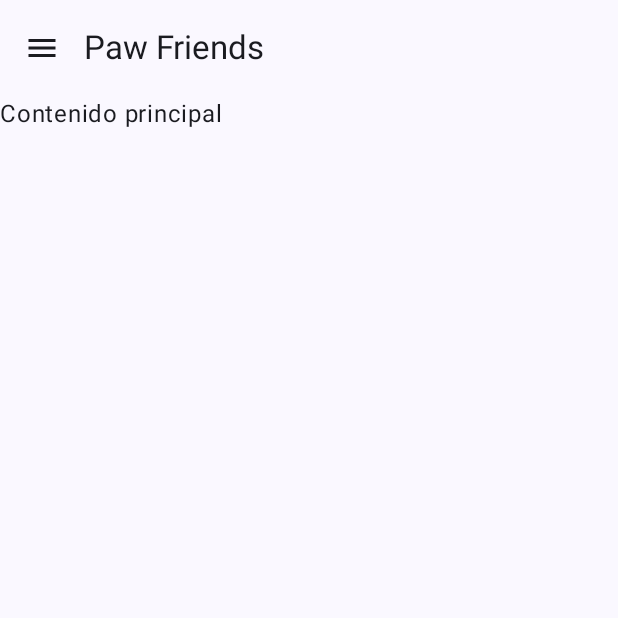
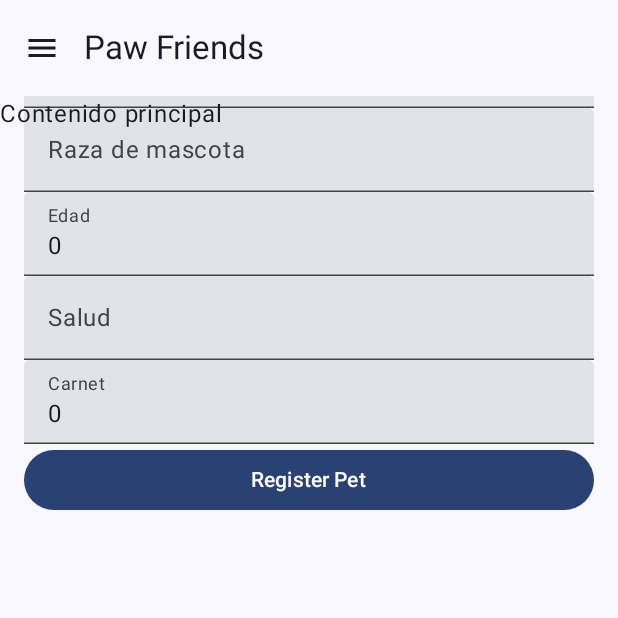
Before and after one commit to EnmaRamirez/App_PawFriends, an Android app built with Jetpack Compose: the screen it shows after launch (PantallaPrincipalActivity), after a tap on "Contenidos", on a phone screen of 412 x 824 dp, the top half of it. Run offline under Robolectric (Android 15) with nearby library versions, the light colour scheme and no system bars; our stand-ins replace Firebase (no records; nobody signed in at launch, a user with empty details on screens opened directly).

Commit message:
Cuarto commit

```diff
--- a/app/src/main/AndroidManifest.xml
+++ b/app/src/main/AndroidManifest.xml
@@ -17,11 +17,7 @@
             android:exported="false"
             android:label="@string/title_activity_pantalla_principal"
             android:theme="@style/Theme.PawFriends" />
-        <activity
-            android:name=".ListActivity2"
-            android:exported="false"
-            android:label="@string/title_activity_list2"
-            android:theme="@style/Theme.PawFriends" />
+
         <activity
             android:name=".MainActivity"
             android:exported="true"
--- a/app/src/main/java/com/enma/pawfriends/Destinos.kt
+++ b/app/src/main/java/com/enma/pawfriends/Destinos.kt
@@ -0,0 +1,20 @@
+package com.enma.pawfriends
+
+sealed class Destinos (
+    val icon : Int,
+    val title : String,
+    val ruta : String
+){
+    object Pantalla1: Destinos(R.drawable.registrosmascotas, "Registro y gestión de mascotas", "Pantalla1")
+    object Pantalla2: Destinos(R.drawable.reporte, "Reporte de mascotas perdidas y encontradas", "Pantalla2")
+    object Pantalla3: Destinos(R.drawable.adopcion, "Adopciones de mascotas", "Pantalla3")
+    object Pantalla4: Destinos(R.drawable.servicios, "Servicios de mascotas", "Pantalla4")
+    object Pantalla5: Destinos(R.drawable.saludveterinario, "Consejos de cuidados y recursos veterinarios", "Pantalla5")
+    object Pantalla6: Destinos(R.drawable.mensajeriad, "Mensajería directa", "Pantalla6")
+    object Pantalla7: Destinos(R.drawable.notificaciones, "Notificaciones", "Pantalla7")
+    object Pantalla8: Destinos(R.drawable.calificaciones, "Calificación y reseñas", "Pantalla8")
+    object Pantalla9: Destinos(R.drawable.recompensas, "Recompensas y reconocimientos", "Pantalla9")
+
+
+
+}
--- a/app/src/main/java/com/enma/pawfriends/MainActivity.kt
+++ b/app/src/main/java/com/enma/pawfriends/MainActivity.kt
@@ -44,8 +44,7 @@
         super.onCreate(savedInstanceState)
         setContent {
             PawFriendsTheme {
-                Surface(modifier = androidx.compose.ui.Modifier.fillMaxSize(), color = MaterialTheme.colorScheme.background){
-                    PetRegistrationScreen(firestoreService = firestoreService, ownerId = "owner123")
+                Surface(modifier = androidx.compose.ui.Modifier.fillMaxSize(), color = MaterialTheme.colorScheme.background) {
                 }
                 Elementos()
 
--- /dev/null
+++ b/app/src/main/java/com/enma/pawfriends/NavigationHost.kt
@@ -0,0 +1,21 @@
+package com.enma.pawfriends
+
+import androidx.compose.runtime.Composable
+import androidx.compose.ui.Modifier
+
+import androidx.navigation.NavHostController
+import androidx.navigation.compose.NavHost
+import androidx.navigation.compose.composable
+import com.enma.pawfriends.Destinos.*
+import com.enma.pawfriends.services.FirestoreService
+import com.enma.pawfriends.ui.screens.PetRegistrationScreen
+
+@Composable
+fun NavigationHost(navController: NavHostController, firestoreService: FirestoreService, ownerId: String) {
+    NavHost(navController = navController, startDestination = Pantalla1.ruta) {
+        composable(Pantalla1.ruta) {
+            PetRegistrationScreen(firestoreService = firestoreService, ownerId = ownerId)
+        }
+
+    }
+}
--- a/app/src/main/java/com/enma/pawfriends/PantallaPrincipalActivity.kt
+++ b/app/src/main/java/com/enma/pawfriends/PantallaPrincipalActivity.kt
@@ -4,21 +4,40 @@
 import androidx.activity.ComponentActivity
 import androidx.activity.compose.setContent
 import androidx.activity.enableEdgeToEdge
+import androidx.compose.foundation.Image
+import androidx.compose.foundation.background
+import androidx.compose.foundation.clickable
 import androidx.compose.foundation.layout.Column
+import androidx.compose.foundation.layout.Row
+import androidx.compose.foundation.layout.Spacer
 import androidx.compose.foundation.layout.fillMaxSize
 import androidx.compose.foundation.layout.fillMaxWidth
+import androidx.compose.foundation.layout.height
 import androidx.compose.foundation.layout.padding
+import androidx.compose.foundation.layout.width
+import androidx.compose.foundation.shape.RoundedCornerShape
 import androidx.compose.material.icons.Icons
 import androidx.compose.material.icons.filled.Menu
 import androidx.compose.material3.*
 import androidx.compose.runtime.Composable
+import androidx.compose.runtime.getValue
 import androidx.compose.runtime.rememberCoroutineScope
+import androidx.compose.ui.Alignment
 import androidx.compose.ui.Modifier
+import androidx.compose.ui.draw.clip
+import androidx.compose.ui.graphics.Color
+import androidx.compose.ui.layout.ContentScale
+import androidx.compose.ui.res.painterResource
 import androidx.compose.ui.tooling.preview.Preview
 import androidx.compose.ui.unit.dp
+import androidx.navigation.NavController
+import androidx.navigation.compose.currentBackStackEntryAsState
+import androidx.navigation.compose.rememberNavController
 import com.enma.pawfriends.ui.theme.PawFriendsTheme
 import kotlinx.coroutines.CoroutineScope
 import kotlinx.coroutines.launch
+import com.enma.pawfriends.Destinos.*
+import com.enma.pawfriends.services.FirestoreService
 
 class PantallaPrincipalActivity : ComponentActivity() {
     override fun onCreate(savedInstanceState: Bundle?) {
@@ -34,22 +53,45 @@
 
 @Composable
 fun PantallaPrincipal() {
+    val navController = rememberNavController()
     val drawerState = rememberDrawerState(DrawerValue.Closed) // Controlamos el estado del drawer
     val scope = rememberCoroutineScope()
+
+    val firestoreService = FirestoreService()
+    val ownerId = "usuarios123"
+    val navigationItems = listOf(
+        Pantalla1,
+        Pantalla2,
+        Pantalla3,
+        Pantalla4,
+        Pantalla5,
+        Pantalla6,
+        Pantalla7,
+        Pantalla8,
+        Pantalla9
+    )
 
     // Envolver Scaffold dentro de ModalNavigationDrawer para mostrar el menú lateral
     ModalNavigationDrawer(
         drawerState = drawerState,
         drawerContent = {
             // En esta parte definire el contenido de la parte lateral
-            Drawer() // Llamamos a la función Drawer() para definir el contenido del menú lateral
+            Drawer(
+                scope,
+                drawerState,
+                navController,
+                menuItems = navigationItems) // Llamamos a la función Drawer() para definir el contenido del menú lateral
         }
     ) {
+
         Scaffold(
             topBar = { TopBar(scope, drawerState) },
             modifier = Modifier.fillMaxSize()
         ) { innerPadding ->
-            // Aquí va el contenido principal de tu pantalla
+
+            NavigationHost(navController = navController, firestoreService = firestoreService, ownerId = ownerId)
+
+            // Aquí va el contenido de la pantalla principal
             Text(
                 text = "Contenido principal",
                 modifier = Modifier.padding(innerPadding)
@@ -62,9 +104,9 @@
 @Composable
 fun TopBar(
     scope: CoroutineScope,
-    drawerState: DrawerState // Ahora usamos DrawerState en lugar de ScaffoldState
+    drawerState: DrawerState // Reemplazo de DrawerState por ScaffoldState
 ) {
-    SmallTopAppBar( // Usamos SmallTopAppBar en lugar de TopAppBar
+    TopAppBar(
         title = { Text(text = "Paw Friends") },
         navigationIcon = {
             IconButton(onClick = {
@@ -82,8 +124,13 @@
 }
 
 @Composable
-fun Drawer() {
-    val menuItems = listOf(
+fun Drawer(
+    scope: CoroutineScope,
+    drawerState: DrawerState,
+    navController: NavController,
+
+    menuItems : List<Destinos>) {
+    /*val menuItems = listOf(
         "Registro y gestión de mascotas",
         "Reporte de mascotas perdidas y encontradas",
         "Adopciones de mascotas",
@@ -93,20 +140,71 @@
         "Notificaciones",
         "Calificación y reseñas",
         "Recompensas y reconocimientos"
-    )
+    )*/
     Column() {
+        Image(
+            painterResource(id = R.drawable.imagenlateral),
+            contentDescription = "Menu de opciones",
+            modifier = Modifier
+                .height(160.dp)
+                .fillMaxWidth(),
+            contentScale = ContentScale.FillWidth
+        )
+        Spacer(modifier = Modifier
+            .fillMaxWidth()
+            .height(15.dp)
+        )
+        val currentRoute = currentRoute(navController)
+
         menuItems.forEach { item ->
-            TextButton(onClick = {/*TODO*/ }) {
-                Text(
-                    item,
-                    modifier = Modifier
-                        .fillMaxWidth()
-                )
+            DrawerItem(item = item,
+                selected = currentRoute == item.ruta){
+                navController.navigate(item.ruta){
+                    launchSingleTop = true
+                }
+                scope.launch {
+                    drawerState.close()
+
+                }
             }
         }
     }
 }
 
+@Composable
+fun DrawerItem(item: Destinos,
+               selected: Boolean,
+               onItemClick: (Destinos)->Unit
+){
+    Row (
+        modifier = Modifier
+            .fillMaxWidth()
+            .height(56.dp)
+            .padding(6.dp)
+            .clip(RoundedCornerShape(12))
+            .background(if(selected) MaterialTheme.colorScheme.primaryContainer.copy(alpha = 0.25f)
+            else Color.Transparent)
+            .padding(8.dp)
+            .clickable { onItemClick(item) },
+        verticalAlignment = Alignment.CenterVertically
+
+    ){
+        Image(painterResource(id = item.icon),
+            contentDescription = item.title)
+        Spacer(modifier = Modifier.width(12.dp))
+        Text(text = item.title,
+            style =  MaterialTheme.typography.bodySmall,
+            color = if (selected) MaterialTheme.colorScheme.secondary
+            else MaterialTheme.colorScheme.onBackground
+        )
+    }
+}
+
+@Composable
+fun currentRoute(navController: NavController): String?{
+    val navBackStackEntry by navController.currentBackStackEntryAsState()
+    return navBackStackEntry?.destination?.route
+}
 @Preview(showBackground = true)
 @Composable
 fun PantallaPrincipalPreview2() {
--- a/app/src/main/java/com/enma/pawfriends/model/Pet.kt
+++ b/app/src/main/java/com/enma/pawfriends/model/Pet.kt
@@ -5,5 +5,6 @@
     val breed: String = "",
     val age: Int = 0,
     val health: String = "",
+    val carnet: Int = 0,
     val ownerId: String = ""
 )
--- a/app/src/main/java/com/enma/pawfriends/ui/screens/PetRegistrationScreen.kt
+++ b/app/src/main/java/com/enma/pawfriends/ui/screens/PetRegistrationScreen.kt
@@ -23,31 +23,48 @@
     var petName by remember { mutableStateOf("") }
     var petBreed by remember { mutableStateOf("") }
     var petAge by remember { mutableStateOf(0) }
+    var pethealth by remember { mutableStateOf("") }
+    var petcarnet by remember { mutableStateOf(0) }
     var errorMessage by remember { mutableStateOf<String?>(null) }
 
     Column(modifier = Modifier.fillMaxSize().padding(16.dp)){
         TextField(
             value = petName,
             onValueChange = { petName = it },
-            label = { Text("Pet Name") },
+            label = { Text("Nombre de mascota") },
             modifier = Modifier.fillMaxWidth()
         )
         TextField(
             value = petBreed,
             onValueChange = {petBreed = it },
-            label = { Text("Pet Breed") },
+            label = { Text("Raza de mascota") },
             modifier = Modifier.fillMaxWidth()
 
         )
         TextField(
             value = petAge.toString(),
             onValueChange = { petAge = it.toIntOrNull() ?: 0},
-            label = { Text("Pet Age") },
+            label = { Text("Edad ") },
             modifier = Modifier.fillMaxWidth()
         )
+
+        TextField(
+            value = pethealth,
+            onValueChange = { pethealth = it },
+            label = { Text("Salud ") },
+            modifier = Modifier.fillMaxWidth()
+        )
+
+        TextField(
+            value = petcarnet.toString(),
+            onValueChange = { petcarnet = it.toIntOrNull() ?: 0},
+            label = { Text("Carnet") },
+            modifier = Modifier.fillMaxWidth()
+        )
+
         Button(
             onClick = {
-                val pet = Pet(name = petName, breed = petBreed, age = petAge, ownerId = ownerId)
+                val pet = Pet(name = petName, breed = petBreed, age = petAge, health = pethealth, carnet = petcarnet, ownerId = ownerId)
                 firestoreService.savePet(pet, onSuccess = {
 
                 }, onFailure = { errorMessage = it.message })
--- a/app/src/main/res/values/colors.xml
+++ b/app/src/main/res/values/colors.xml
@@ -7,4 +7,5 @@
     <color name="teal_700">#FF018786</color>
     <color name="black">#FF000000</color>
     <color name="white">#FFFFFFFF</color>
+    <color name="background">#FFFFFFFF</color>
 </resources>
```
Also changed, not shown: app/build.gradle.kts (+5 -13 lines), app/src/main/res/drawable/calificaciones.png (added), app/src/main/res/drawable/imagenlateral.jpg (added).
